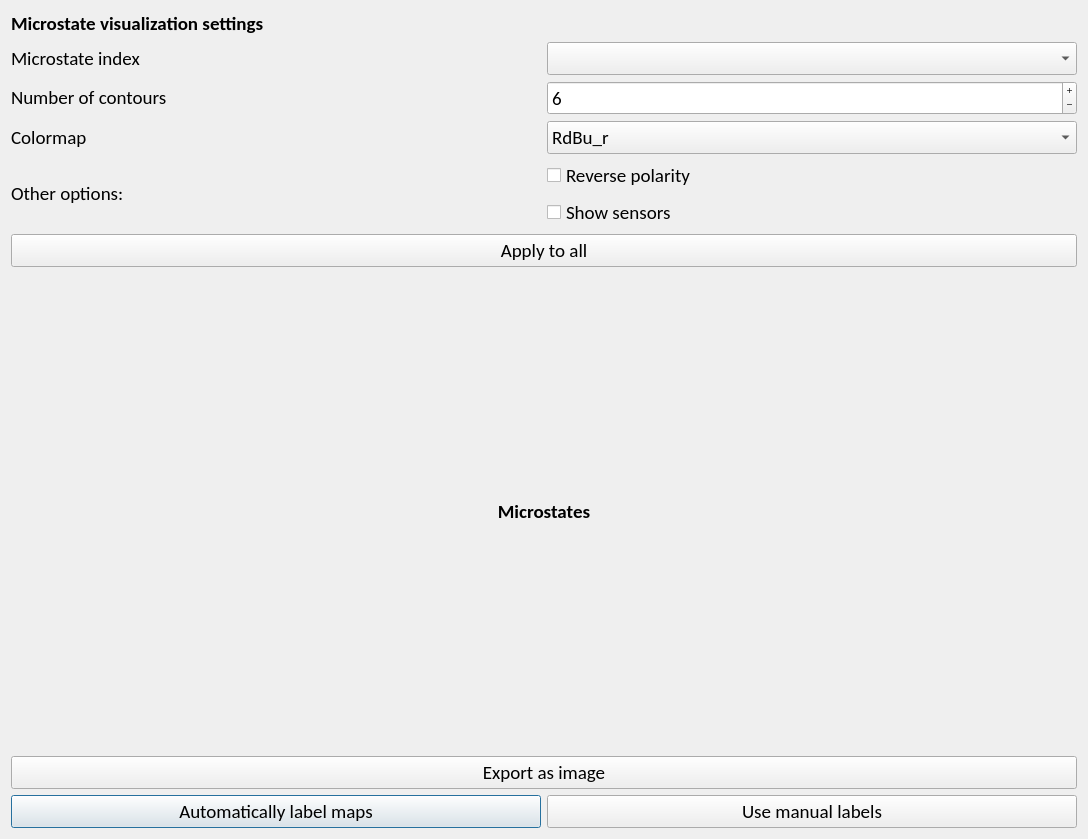
First picture: the form in EEG_COMET/ui/MicrostateVisualizationWindow.ui, repository eeg-comet/eeg-comet, before the edit.
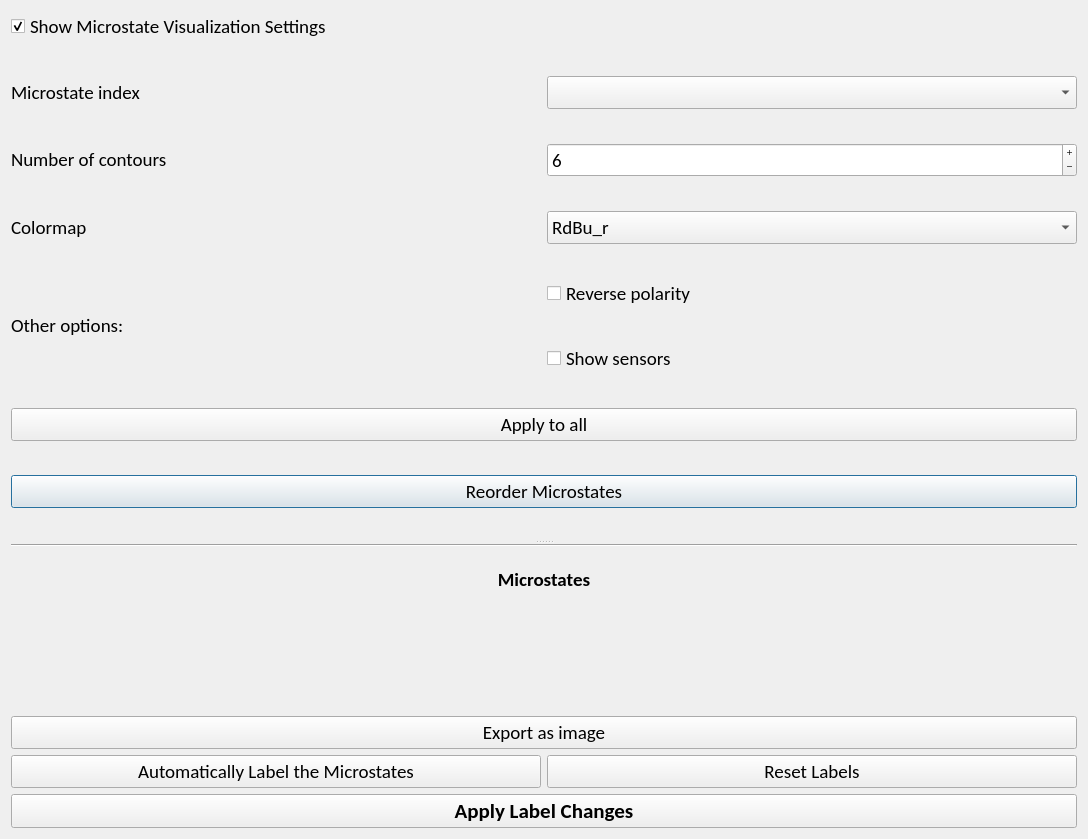
Second picture: the form after the edit.

Commit message: Updated the labeling window

```diff
--- a/EEG_COMET/ui/MicrostateVisualizationWindow.ui
+++ b/EEG_COMET/ui/MicrostateVisualizationWindow.ui
@@ -19,43 +19,59 @@
   <property name="windowTitle">
    <string>Dialog</string>
   </property>
-  <layout class="QGridLayout" name="gridLayout_2">
-   <item row="0" column="0">
     <layout class="QGridLayout" name="gridLayout">
-     <item row="5" column="0">
-      <widget class="QPushButton" name="auto_labeling_button">
+   <item row="0" column="0">
+    <widget class="QCheckBox" name="settings_checkbox">
        <property name="sizePolicy">
         <sizepolicy hsizetype="Preferred" vsizetype="Maximum">
          <horstretch>0</horstretch>
          <verstretch>0</verstretch>
         </sizepolicy>
        </property>
-       <property name="cursor">
-        <cursorShape>PointingHandCursor</cursorShape>
-       </property>
        <property name="text">
-        <string>Automatically label maps</string>
-       </property>
-      </widget>
-     </item>
-     <item row="5" column="1">
-      <widget class="QPushButton" name="manual_labeling_button">
-       <property name="sizePolicy">
-        <sizepolicy hsizetype="Preferred" vsizetype="Maximum">
-         <horstretch>0</horstretch>
-         <verstretch>0</verstretch>
-        </sizepolicy>
-       </property>
-       <property name="cursor">
-        <cursorShape>PointingHandCursor</cursorShape>
-       </property>
-       <property name="text">
-        <string>Use manual labels</string>
-       </property>
-      </widget>
-     </item>
-     <item row="2" column="0" colspan="2">
+      <string>Show Microstate Visualization Settings</string>
+     </property>
+     <property name="checked">
+      <bool>true</bool>
+     </property>
+    </widget>
+   </item>
+   <item row="1" column="0">
+    <widget class="QSplitter" name="splitter">
+     <property name="orientation">
+      <enum>Qt::Vertical</enum>
+     </property>
+     <widget class="QWidget" name="">
       <layout class="QGridLayout" name="gridLayout_3">
+       <item row="7" column="0" colspan="2">
+        <widget class="QPushButton" name="reorder_microstates_button">
+         <property name="sizePolicy">
+          <sizepolicy hsizetype="Preferred" vsizetype="Maximum">
+           <horstretch>0</horstretch>
+           <verstretch>0</verstretch>
+          </sizepolicy>
+         </property>
+         <property name="cursor">
+          <cursorShape>PointingHandCursor</cursorShape>
+         </property>
+         <property name="text">
+          <string>Reorder Microstates</string>
+         </property>
+        </widget>
+       </item>
+       <item row="4" column="1">
+        <widget class="QCheckBox" name="reverse_polarity_checkbox">
+         <property name="sizePolicy">
+          <sizepolicy hsizetype="Preferred" vsizetype="Maximum">
+           <horstretch>0</horstretch>
+           <verstretch>0</verstretch>
+          </sizepolicy>
+         </property>
+         <property name="text">
+          <string>Reverse polarity</string>
+         </property>
+        </widget>
+       </item>
        <item row="1" column="1">
         <widget class="QComboBox" name="microstates_combobox">
          <property name="sizePolicy">
@@ -88,8 +104,8 @@
          </property>
         </widget>
        </item>
-       <item row="4" column="1">
-        <widget class="QCheckBox" name="reverse_polarity_checkbox">
+       <item row="5" column="1">
+        <widget class="QCheckBox" name="show_sensors_checkbox">
          <property name="sizePolicy">
           <sizepolicy hsizetype="Preferred" vsizetype="Maximum">
            <horstretch>0</horstretch>
@@ -97,26 +113,7 @@
           </sizepolicy>
          </property>
          <property name="text">
-          <string>Reverse polarity</string>
-         </property>
-        </widget>
-       </item>
-       <item row="0" column="0" colspan="2">
-        <widget class="QLabel" name="settings_label">
-         <property name="sizePolicy">
-          <sizepolicy hsizetype="Preferred" vsizetype="Maximum">
-           <horstretch>0</horstretch>
-           <verstretch>0</verstretch>
-          </sizepolicy>
-         </property>
-         <property name="font">
-          <font>
-           <weight>75</weight>
-           <bold>true</bold>
-          </font>
-         </property>
-         <property name="text">
-          <string>Microstate visualization settings</string>
+          <string>Show sensors</string>
          </property>
         </widget>
        </item>
@@ -133,19 +130,6 @@
          </property>
         </widget>
        </item>
-       <item row="5" column="1">
-        <widget class="QCheckBox" name="show_sensors_checkbox">
-         <property name="sizePolicy">
-          <sizepolicy hsizetype="Preferred" vsizetype="Maximum">
-           <horstretch>0</horstretch>
-           <verstretch>0</verstretch>
-          </sizepolicy>
-         </property>
-         <property name="text">
-          <string>Show sensors</string>
-         </property>
-        </widget>
-       </item>
        <item row="1" column="0">
         <widget class="QLabel" name="microstate_index_label">
          <property name="sizePolicy">
@@ -232,13 +216,19 @@
         </widget>
        </item>
       </layout>
-     </item>
-     <item row="3" column="0" colspan="2">
-      <layout class="QVBoxLayout" name="Microstate_Vertical_Layout">
-       <item>
+     </widget>
+     <widget class="QWidget" name="gridLayoutWidget">
+      <layout class="QGridLayout" name="Microstate_Grid_Layout">
+       <item row="2" column="0" rowspan="2" colspan="2">
+        <layout class="QVBoxLayout" name="Microstate_Layout"/>
+       </item>
+       <item row="4" column="0" colspan="2">
+        <layout class="QHBoxLayout" name="Microstates_Labels_Layout"/>
+       </item>
+       <item row="1" column="0" colspan="2">
         <widget class="QLabel" name="microstate_label">
          <property name="sizePolicy">
-          <sizepolicy hsizetype="Preferred" vsizetype="Maximum">
+          <sizepolicy hsizetype="Preferred" vsizetype="Preferred">
            <horstretch>0</horstretch>
            <verstretch>0</verstretch>
           </sizepolicy>
@@ -258,15 +248,23 @@
          </property>
         </widget>
        </item>
-       <item>
-        <layout class="QVBoxLayout" name="Microstate_Layout"/>
+       <item row="6" column="0">
+        <widget class="QPushButton" name="auto_labeling_button">
+         <property name="sizePolicy">
+          <sizepolicy hsizetype="Preferred" vsizetype="Maximum">
+           <horstretch>0</horstretch>
+           <verstretch>0</verstretch>
+          </sizepolicy>
+         </property>
+         <property name="cursor">
+          <cursorShape>PointingHandCursor</cursorShape>
+         </property>
+         <property name="text">
+          <string>Automatically Label the Microstates</string>
+         </property>
+        </widget>
        </item>
-       <item>
-        <layout class="QHBoxLayout" name="Microstates_Labels_Layout"/>
-       </item>
-      </layout>
-     </item>
-     <item row="4" column="0" colspan="2">
+       <item row="5" column="0" colspan="2">
       <widget class="QPushButton" name="export_microstates_image_button">
        <property name="sizePolicy">
         <sizepolicy hsizetype="Preferred" vsizetype="Maximum">
@@ -282,7 +280,52 @@
        </property>
       </widget>
      </item>
-    </layout>
+       <item row="7" column="0" colspan="2">
+        <widget class="QPushButton" name="done_labeling_button">
+         <property name="enabled">
+          <bool>true</bool>
+         </property>
+         <property name="sizePolicy">
+          <sizepolicy hsizetype="Preferred" vsizetype="Maximum">
+           <horstretch>0</horstretch>
+           <verstretch>0</verstretch>
+          </sizepolicy>
+         </property>
+         <property name="font">
+          <font>
+           <pointsize>16</pointsize>
+           <weight>75</weight>
+           <bold>true</bold>
+          </font>
+         </property>
+         <property name="text">
+          <string>Apply Label Changes</string>
+         </property>
+        </widget>
+       </item>
+       <item row="6" column="1">
+        <widget class="QPushButton" name="reset_labels_button">
+         <property name="sizePolicy">
+          <sizepolicy hsizetype="Preferred" vsizetype="Maximum">
+           <horstretch>0</horstretch>
+           <verstretch>0</verstretch>
+          </sizepolicy>
+         </property>
+         <property name="text">
+          <string>Reset Labels</string>
+         </property>
+        </widget>
+       </item>
+       <item row="0" column="0" colspan="2">
+        <widget class="Line" name="line">
+         <property name="orientation">
+          <enum>Qt::Horizontal</enum>
+         </property>
+        </widget>
+       </item>
+      </layout>
+     </widget>
+    </widget>
    </item>
   </layout>
  </widget>
```
Lines whose indentation alone changed are shown as unchanged. The commit also changes 4 other files.
